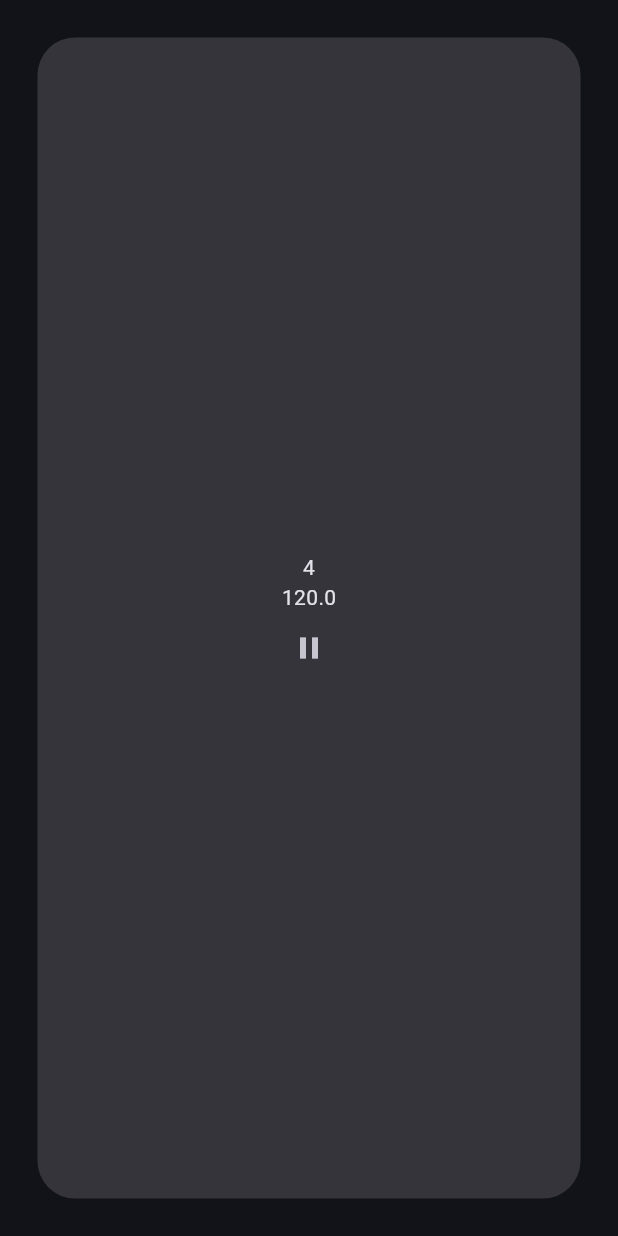
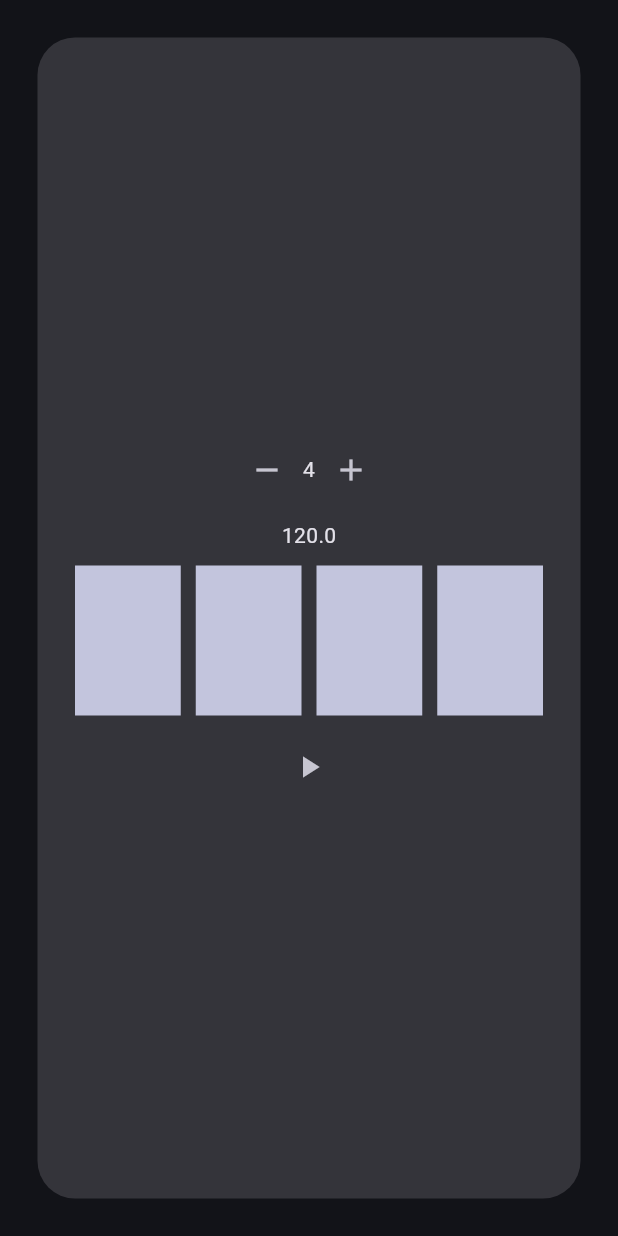
Before and after one commit to NEVED123/PulsePlus, a Flutter app: the screen it shows after launch, on a phone screen of 412 x 824 dp. Run offline on Flutter 3.47's test engine with Material 3 defaults, Android fonts, the light colour scheme and no system bars.

Commit message:
add meter to metronome UI

```diff
--- a/lib/metronome/metronome_engine.dart
+++ b/lib/metronome/metronome_engine.dart
@@ -2,6 +2,7 @@ import 'dart:async';
 import 'dart:isolate';
 import 'package:pulseplus/metronome/engine_message.dart';
 
+// Maintains metronome "Primitives", and the isolate for executing the primitives.
 class MetronomeEngine {
   late SendPort _sendPort;
   final Completer<void> _isolateReady = Completer.sync();
--- a/lib/metronome/metronome_orchestrator.dart
+++ b/lib/metronome/metronome_orchestrator.dart
@@ -2,10 +2,13 @@ import 'package:flutter/material.dart';
 import 'package:pulseplus/metronome/engine_message.dart';
 import 'package:pulseplus/metronome/metronome_engine.dart';
 
+// Maintains higher level metronome concepts, such as meter, subdivisions, tempo changes, etc.
 class MetronomeOrchestrator {
   late MetronomeEngine _engine;
   late double _bpm;
   late int _numBeats;
+
+  late int _currBeat = -1;
 
   MetronomeOrchestrator(
     Function onTick,
@@ -13,9 +16,21 @@ class MetronomeOrchestrator {
     double initBpm,
     int initNumBeats,
   ) {
-    _engine = MetronomeEngine(onTick, onError);
+    _engine = MetronomeEngine(
+      _createOrchestratorOnTickCallback(onTick),
+      onError,
+    );
     _bpm = initBpm;
     _numBeats = initNumBeats;
+  }
+
+  Function _createOrchestratorOnTickCallback(Function userOnTick) {
+    return () {
+      // We need to track how many beats have elapsed - once we hit numBeats % beatsElapsed == 0, we are at the starting beat.
+      // This means that if we want to switch to a different sound on the downbeat, we need to do so after the last beat (numBeats % (beatsElapsed + 1) == 0)
+      _currBeat = (_currBeat + 1) % _numBeats;
+      userOnTick();
+    };
   }
 
   Future<void> play() async {
@@ -26,6 +41,7 @@ class MetronomeOrchestrator {
   Future<void> stop() async {
     await _validateEngineReadiness();
     await _engine.stop();
+    _currBeat = -1;
   }
 
   bool isPlaying() {
@@ -40,6 +56,7 @@ class MetronomeOrchestrator {
 
   double get bpm => _bpm;
   int get numBeats => _numBeats;
+  int get currBeat => _currBeat;
 
   set bpm(double bpm) {
     if (bpm > 10) {
@@ -50,10 +67,10 @@ class MetronomeOrchestrator {
   }
 
   set numBeats(int numBeats) {
-    if (numBeats > 0 && numBeats < 16) {
+    if (numBeats > 0 && numBeats <= 16) {
       _numBeats = numBeats;
     } else {
-      debugPrint("Invalid param for bpm: $bpm");
+      debugPrint("Invalid param for num beats: $numBeats");
     }
   }
 }
--- a/lib/screens/home_page.dart
+++ b/lib/screens/home_page.dart
@@ -3,6 +3,7 @@ import 'package:pulseplus/audio/sound_engine.dart';
 import 'package:pulseplus/metronome/metronome_orchestrator.dart';
 import 'dart:async';
 import 'package:flutter/services.dart';
+import 'package:pulseplus/widgets/MetronomeBeats.dart';
 
 class HomePage extends StatefulWidget {
   const HomePage({super.key, required this.title});
@@ -44,6 +45,7 @@ class _HomePageState extends State<HomePage> {
 
   void _onTick() {
     _playSound();
+    setState(() {});
   }
 
   void _onError(String? error) {
@@ -64,14 +66,35 @@ class _HomePageState extends State<HomePage> {
               ),
               constraints: BoxConstraints.expand(),
               margin: EdgeInsets.all(25),
+              padding: EdgeInsets.all(25),
               child: Column(
+                spacing: 10,
                 mainAxisAlignment: MainAxisAlignment.center,
                 children: <Widget>[
-                  Text(
-                    _orchestrator.numBeats.toString(),
-                    style: TextStyle(
-                      color: Theme.of(context).colorScheme.onSurface,
-                    ),
+                  Row(
+                    mainAxisAlignment: MainAxisAlignment.center,
+                    children: [
+                      IconButton(
+                        icon: Icon(Icons.remove),
+                        enableFeedback: false,
+                        onPressed: () => setState(() {
+                          _orchestrator.numBeats = _orchestrator.numBeats - 1;
+                        }),
+                      ),
+                      Text(
+                        _orchestrator.numBeats.toString(),
+                        style: TextStyle(
+                          color: Theme.of(context).colorScheme.onSurface,
+                        ),
+                      ),
+                      IconButton(
+                        icon: Icon(Icons.add),
+                        enableFeedback: false,
+                        onPressed: () => setState(() {
+                          _orchestrator.numBeats = _orchestrator.numBeats + 1;
+                        }),
+                      ),
+                    ],
                   ),
                   Text(
                     _orchestrator.bpm.toString(),
@@ -79,13 +102,17 @@ class _HomePageState extends State<HomePage> {
                       color: Theme.of(context).colorScheme.onSurface,
                     ),
                   ),
+                  MetronomeBeats(
+                    numBeats: _orchestrator.numBeats,
+                    currBeat: _orchestrator.currBeat,
+                  ),
                   IconButton(
                     onPressed: _toggleMetronome,
                     enableFeedback: false,
                     icon: Icon(
                       _orchestrator.isPlaying()
-                          ? Icons.play_arrow
-                          : Icons.pause,
+                          ? Icons.pause
+                          : Icons.play_arrow,
                     ),
                   ),
                 ],
--- /dev/null
+++ b/lib/widgets/MetronomeBeats.dart
@@ -0,0 +1,48 @@
+import 'package:flutter/material.dart';
+
+class MetronomeBeats extends StatefulWidget {
+  final int numBeats;
+  final int currBeat;
+
+  const MetronomeBeats({
+    super.key,
+    required this.numBeats,
+    required this.currBeat,
+  });
+
+  @override
+  State<MetronomeBeats> createState() => MetronomeBeatsState();
+}
+
+class MetronomeBeatsState extends State<MetronomeBeats> {
+  @override
+  Widget build(BuildContext context) {
+    return Container(
+      constraints: BoxConstraints(minHeight: 100, maxHeight: 100),
+      child: Row(
+        mainAxisAlignment: MainAxisAlignment.center,
+        spacing: 10,
+        children: _buildMetronomeBeats(),
+      ),
+    );
+  }
+
+  List<Widget> _buildMetronomeBeats() {
+    List<Widget> beats = [];
+    for (int i = 0; i < widget.numBeats; i++) {
+      beats.add(
+        Expanded(
+          child: Container(
+            decoration: BoxDecoration(
+              color: i == widget.currBeat
+                  ? Theme.of(context).colorScheme.primary
+                  : Theme.of(context).colorScheme.secondary,
+            ),
+          ),
+        ),
+      );
+    }
+
+    return beats;
+  }
+}
```
